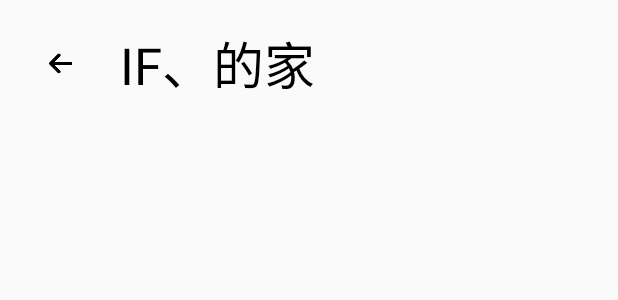
After one commit to byurself/SmartLife, an Android app: the layout activity_room_info.xml on its own in the app's theme, with its tools: preview values and no code run, on a phone screen of 412 x 824 dp. The commit adds this screen. Shown: the top 300 px of the screen. Run offline under Robolectric (Android 15) with nearby library versions, the phone set to English and light mode, and no system bars.

Commit message:
主页面与房间信息页面跳转

```diff
--- a/app/src/main/AndroidManifest.xml
+++ b/app/src/main/AndroidManifest.xml
@@ -12,6 +12,9 @@
         android:roundIcon="@mipmap/ic_launcher_round"
         android:supportsRtl="true"
         android:theme="@style/Theme.SmartLife">
+        <activity
+            android:name=".views.smartlife.RoomInfoActivity"
+            android:exported="true" />
         <activity
             android:name=".views.smartlife.IndexActivity"
             android:exported="true" />
--- a/app/src/main/java/com/lpc/smartlife/adapter/DeviceAdapter.java
+++ b/app/src/main/java/com/lpc/smartlife/adapter/DeviceAdapter.java
@@ -36,7 +36,7 @@ public class DeviceAdapter extends RecyclerView.Adapter<DeviceAdapter.VH> {
     public DeviceAdapter(Context context, List<Device> mDevice, TextView textViewDeviceCount) {
         this.mDevice = mDevice;
         this.context = context;
-        this.textViewDeviceCount=textViewDeviceCount;
+        this.textViewDeviceCount = textViewDeviceCount;
     }
 
     public static class VH extends RecyclerView.ViewHolder {
@@ -102,7 +102,7 @@ public class DeviceAdapter extends RecyclerView.Adapter<DeviceAdapter.VH> {
         return mDevice.size();
     }
 
-    public void deleteDevice(Integer deviceId){
+    public void deleteDevice(Integer deviceId) {
         new Thread(new Runnable() {
             @Override
             public void run() {
--- a/app/src/main/java/com/lpc/smartlife/entity/User.java
+++ b/app/src/main/java/com/lpc/smartlife/entity/User.java
@@ -30,7 +30,6 @@ public class User {
     }
 
     public String getUserName() {
-        getUserInfo(userId);
         return userName;
     }
 
--- /dev/null
+++ b/app/src/main/res/layout/activity_room_info.xml
@@ -0,0 +1,34 @@
+<?xml version="1.0" encoding="utf-8"?>
+<androidx.constraintlayout.widget.ConstraintLayout xmlns:android="http://schemas.android.com/apk/res/android"
+    xmlns:app="http://schemas.android.com/apk/res-auto"
+    xmlns:tools="http://schemas.android.com/tools"
+    android:layout_width="match_parent"
+    android:layout_height="match_parent"
+    tools:context=".views.smartlife.RoomInfoActivity">
+
+    <ImageButton
+        android:id="@+id/imageButtonBack"
+        android:layout_width="48dp"
+        android:layout_height="48dp"
+        android:background="#00FFFFFF"
+        app:layout_constraintBottom_toBottomOf="parent"
+        app:layout_constraintEnd_toEndOf="parent"
+        app:layout_constraintHorizontal_bias="0.044"
+        app:layout_constraintStart_toStartOf="parent"
+        app:layout_constraintTop_toTopOf="parent"
+        app:layout_constraintVertical_bias="0.023"
+        app:srcCompat="@mipmap/left"
+        tools:ignore="SpeakableTextPresentCheck" />
+
+    <TextView
+        android:id="@+id/tvUsersHome"
+        android:layout_width="wrap_content"
+        android:layout_height="wrap_content"
+        android:layout_marginStart="16dp"
+        android:text="IF、的家"
+        android:textSize="34sp"
+        android:textColor="@color/black"
+        app:layout_constraintBottom_toBottomOf="@+id/imageButtonBack"
+        app:layout_constraintStart_toEndOf="@+id/imageButtonBack"
+        app:layout_constraintTop_toTopOf="@+id/imageButtonBack" />
+</androidx.constraintlayout.widget.ConstraintLayout>
```
Also changed, not shown: app/src/main/java/com/lpc/smartlife/MainActivity.java (+5 -2 lines), app/src/main/java/com/lpc/smartlife/entity/DeviceList.java (+0 -17 lines), app/src/main/java/com/lpc/smartlife/views/fragment/HomeFragment.java (+31 -16 lines), app/src/main/java/com/lpc/smartlife/views/smartlife/IndexActivity.java (+10 -10 lines), app/src/main/java/com/lpc/smartlife/views/smartlife/RoomInfoActivity.java (added, +43 -0 lines), app/src/main/res/mipmap-xxhdpi/left.png (added).
